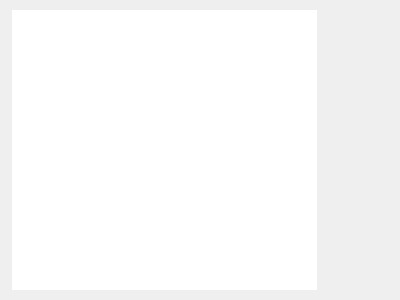
The window that common/kiran-module-widget/kiran-module-widget.ui (openeuler-mirror/kiran-control-panel) describes before a commit, drawn with Qt 5.
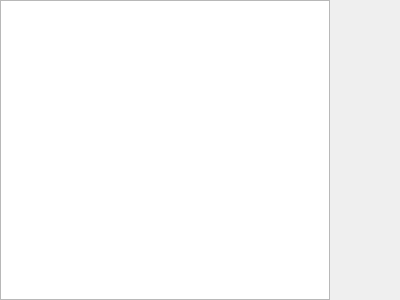
The same window after the commit. Custom widgets are drawn as their Qt base class.

Commit message:
feature(kiran-cpanel-launcher): prompt QListWidget to KiranSiderbarWidget,delete useless stylesheet
- 提升子功能项列表控件为KiranSidebarWidget,删除无用的样式表

Patch:
```diff
--- a/common/kiran-module-widget/kiran-module-widget.ui
+++ b/common/kiran-module-widget/kiran-module-widget.ui
@@ -53,33 +53,7 @@
       </size>
      </property>
      <property name="styleSheet">
-      <string notr="true">QListWidget{
-	border-left: 0px solid rgba(255, 255, 255, 10);
-	border-top: 0px solid rgba(255, 255, 255, 10);
-	border-right: 1px solid rgba(255, 255, 255, 10);
-	border-bottom: 0px solid rgba(255, 255, 255, 10);
-	padding-left:12px;
-	padding-right:12px;
- 	padding-top:10px;
-	padding-bottom:10px;
-}
-
-
-  QListWidget::item {
-    border: 0px solid #2eb3ff;
-	color: #ffffff;	
-	border-radius: 10px;
-	background-color: rgba(255, 255, 255, 5);
-	padding-left:14px;
-  }
-
-  QListWidget::item:hover {
-	background-color: rgba(255, 255, 255, 10);
-  }
-  QListWidget::item:selected {
-      background-color:#43a3f2;
-  }
-</string>
+      <string notr="true"/>
      </property>
     </widget>
    </item>
@@ -115,6 +89,13 @@
    </item>
   </layout>
  </widget>
+ <customwidgets>
+  <customwidget>
+   <class>KiranSidebarWidget</class>
+   <extends>QListWidget</extends>
+   <header location="global">kiran-sidebar-widget.h</header>
+  </customwidget>
+ </customwidgets>
  <resources/>
  <connections/>
 </ui>
```
Left out of the diff: 2 changed lines with no effect on the pictures. The commit also changes 1 other file.
